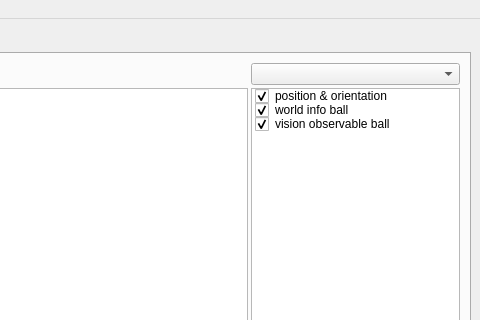
Above: GUITools/KMonitor/KMonitor.ui from kouretes/Monas before the change; both pictures show x 400 to 880 and y 0 to 320 of the 880 by 492 pixel window. Below: the same form after it.
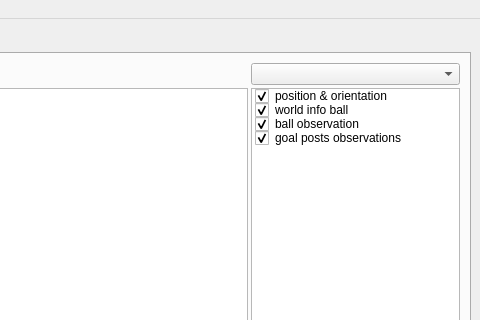
That is the form after the change. Custom widgets are drawn as their Qt base class.

Commit message: Updates for Vision observations NOT tested!

The edit to the form file:
```diff
--- a/GUITools/KMonitor/KMonitor.ui
+++ b/GUITools/KMonitor/KMonitor.ui
@@ -114,7 +114,15 @@
             </item>
             <item>
              <property name="text">
-              <string>vision observable ball</string>
+              <string>ball observation</string>
+             </property>
+             <property name="checkState">
+              <enum>Checked</enum>
+             </property>
+            </item>
+            <item>
+             <property name="text">
+              <string>goal posts observations</string>
              </property>
              <property name="checkState">
               <enum>Checked</enum>
```
The commit also changes 11 other files.
